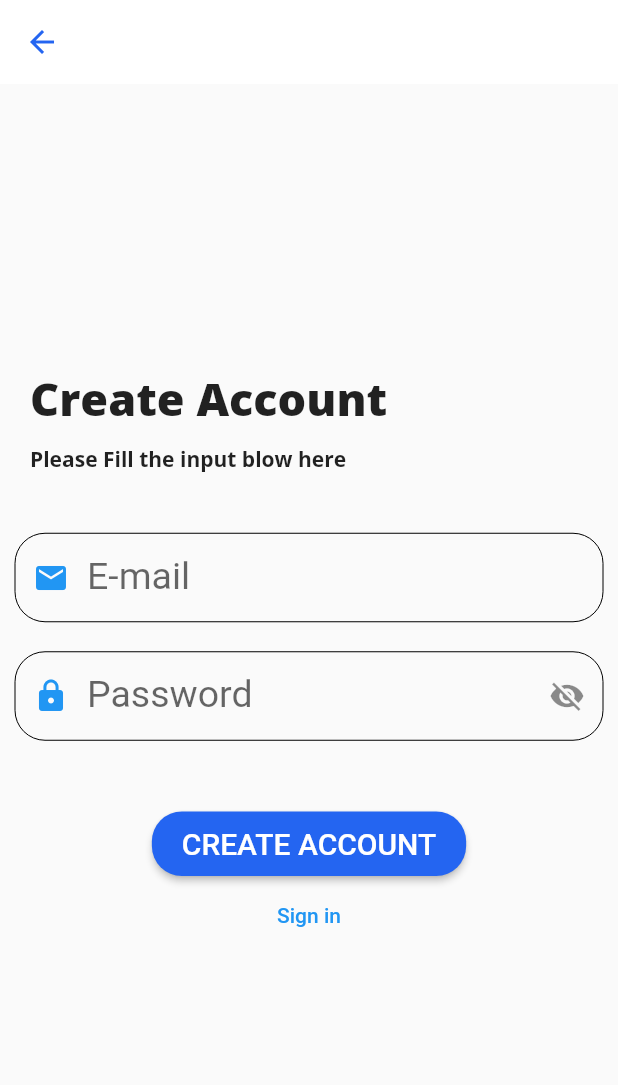
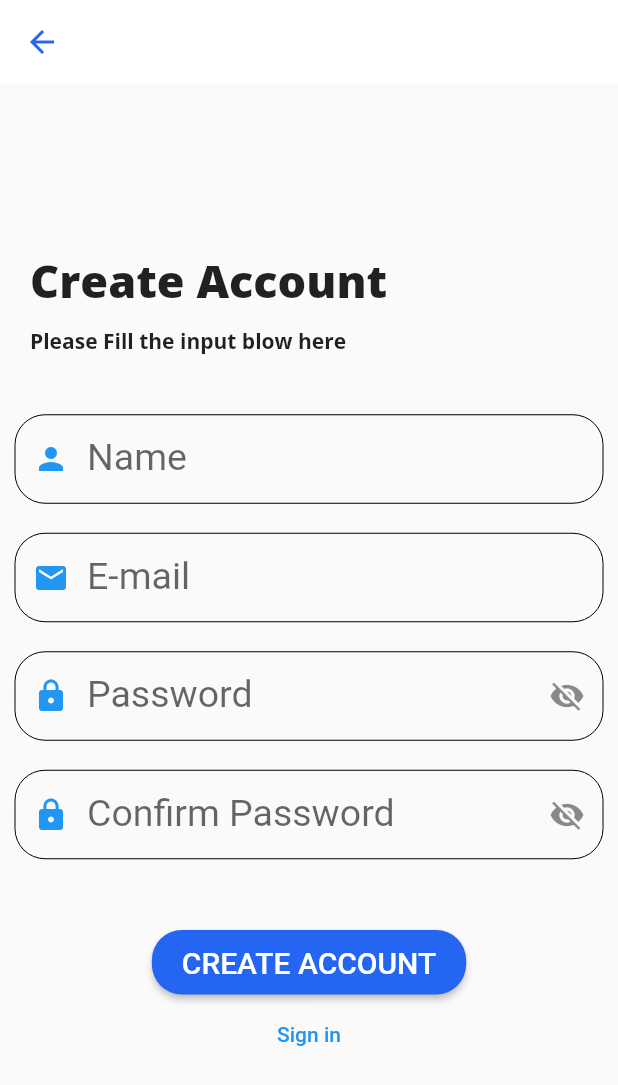
Before and after one commit to EngyAbosera/maxell, a Flutter app: the Create screen opened directly, after a tap on "CREATE ACCOUNT", on a phone screen of 412 x 824 dp. Shown: the top 1085 px of the screen. Run offline on Flutter 3.47's test engine with Material 2 defaults, Android fonts, the phone set to English and light mode, and no system bars; our stand-ins replace connectivity_plus, firebase_core, firebase_storage, flutter_staggered_animations, get, get_storage and 5 more; accounts and stored records are empty; network calls fail.

Commit message:
drawer && confirm pass && bottomBar

```diff
--- a/lib/Controllers/authentication.dart
+++ b/lib/Controllers/authentication.dart
@@ -3,11 +3,10 @@ import 'dart:convert';
 import 'package:get/get.dart';
 import 'package:get_storage/get_storage.dart';
 import 'package:http/http.dart' as http;
-import 'package:intl/intl.dart';
 
 class AuthController extends GetxController {
   final storage = GetStorage();
-  signUp(String email, String password) async {
+  signUp(String email, String password,String name) async {
     final url = Uri.parse(
         "https://identitytoolkit.googleapis.com/v1/accounts:signUp?key=AIzaSyBDL8aglzcek8BAsSnFWWk197v9WlvRvgM");
     try {
@@ -15,6 +14,7 @@ class AuthController extends GetxController {
         url,
         body: jsonEncode(
           {
+            'displayName': name,
             'email': email,
             'password': password,
             'returnSecureToken': true,
--- a/lib/Screens/CreateAccountScreen.dart
+++ b/lib/Screens/CreateAccountScreen.dart
@@ -6,8 +6,6 @@ import 'package:flutter_staggered_animations/flutter_staggered_animations.dart';
 import 'package:get/get.dart';
 import 'package:get_storage/get_storage.dart';
 import 'package:maxel/Controllers/authentication.dart';
-import 'package:maxel/Screens/LoginScreen.dart';
-import 'package:maxel/Screens/SplashPage.dart';
 import 'package:maxel/Widgets/input_field.dart';
 import 'package:maxel/Widgets/my_button.dart';
 import 'package:maxel/them.dart';
@@ -24,9 +22,13 @@ class Create extends StatefulWidget {
 }
 
 class AppState extends State<Create> {
+  var confirmpassvisible = true;
   var passvisible = true;
+  final TextEditingController _confirmPasswordController =
+      TextEditingController();
   final TextEditingController _passwordController = TextEditingController();
   final TextEditingController _emailController = TextEditingController();
+  final TextEditingController _nameController = TextEditingController();
   final AuthController _authController = Get.put(AuthController());
   final storage = GetStorage();
 
@@ -83,40 +85,23 @@ class AppState extends State<Create> {
                   ),
                 ),
               ),
-              // AnimationConfiguration.synchronized(
-              //   child: SlideAnimation(
-              //     duration: const Duration(milliseconds: 1500),
-              //     verticalOffset: 70,
-              //     child: FadeInAnimation(
-              //       child: MyInputTextField(
-              //         label: "Name",
-              //         hint: "Enter Your Name",
-              //         icon: const Icon(
-              //           Icons.person,
-              //           color: Colors.blue,
-              //         ),
-              //         controller: mycontroller,
-              //       ),
-              //     ),
-              //   ),
-              // ),
-              // AnimationConfiguration.synchronized(
-              //   child: SlideAnimation(
-              //     duration: const Duration(milliseconds: 2000),
-              //     verticalOffset: 70,
-              //     child: FadeInAnimation(
-              //       child: MyInputTextField(
-              //         label: "Phone",
-              //         hint: "Enter Your Number",
-              //         icon: const Icon(
-              //           Icons.phone,
-              //           color: Colors.blue,
-              //         ),
-              //         controller: mycontroller,
-              //       ),
-              //     ),
-              //   ),
-              // ),
+              AnimationConfiguration.synchronized(
+                child: SlideAnimation(
+                  duration: const Duration(milliseconds: 1500),
+                  verticalOffset: 70,
+                  child: FadeInAnimation(
+                    child: MyInputTextField(
+                      label: "Name",
+                      hint: "Enter Your Name",
+                      icon: const Icon(
+                        Icons.person,
+                        color: Colors.blue,
+                      ),
+                      controller: _nameController,
+                    ),
+                  ),
+                ),
+              ),
               AnimationConfiguration.synchronized(
                 child: SlideAnimation(
                   duration: const Duration(milliseconds: 2500),
@@ -164,6 +149,34 @@ class AppState extends State<Create> {
               ),
               AnimationConfiguration.synchronized(
                 child: SlideAnimation(
+                  duration: const Duration(milliseconds: 3000),
+                  verticalOffset: 70,
+                  child: FadeInAnimation(
+                    child: MyInputTextField(
+                      label: "Confirm Password",
+                      hint: "Confirm Password",
+                      icon: const Icon(
+                        Icons.lock,
+                        color: Colors.blue,
+                      ),
+                      secondIcon: IconButton(
+                        onPressed: () {
+                          setState(() {
+                            confirmpassvisible = !confirmpassvisible;
+                          });
+                        },
+                        icon: Icon(confirmpassvisible
+                            ? Icons.visibility_off
+                            : Icons.visibility),
+                      ),
+                      obscureText: confirmpassvisible,
+                      controller: _confirmPasswordController,
+                    ),
+                  ),
+                ),
+              ),
+              AnimationConfiguration.synchronized(
+                child: SlideAnimation(
                   duration: const Duration(milliseconds: 3500),
                   verticalOffset: 70,
                   child: FadeInAnimation(
@@ -176,30 +189,12 @@ class AppState extends State<Create> {
                       padding: const EdgeInsets.symmetric(
                           horizontal: 20, vertical: 10),
                       onPressed: () async {
-                        if (await Connectivity().checkConnectivity() ==
-                            ConnectivityResult.none) {
-                          await snakBarCheckInternet();
-                        }else{
-                            var user = await _authController.signUp(
-                                _emailController.text, _passwordController.text);
-                            var userData = jsonDecode(storage.read('signUp'));
-                            if (userData['code'] == 200) {
-                              Get.back();
-                              snakBarSuccess(
-                                  message:
-                                      'Account Created Successfly,Please Login!');
-                            } else if (userData['code'] == 400) {
-                              snakBarRequired(
-                                  message: jsonDecode(userData['data'])['error']
-                                      ['message']);
-                            }
-                        }
+                        await SignUpMethod();
                       },
                     ),
                   ),
                 ),
               ),
-
               AnimationConfiguration.synchronized(
                 child: SlideAnimation(
                   duration: const Duration(milliseconds: 3500),
@@ -218,4 +213,25 @@ class AppState extends State<Create> {
       ),
     );
   }
+
+  Future<void> SignUpMethod() async {
+    if (await Connectivity().checkConnectivity() == ConnectivityResult.none) {
+      await snakBarCheckInternet();
+    } else {
+      if (_passwordController.text != _confirmPasswordController.text) {
+        snakBarRequired(message: 'Password not the same');
+      } else {
+        var user = await _authController.signUp(_emailController.text,
+            _passwordController.text, _nameController.text);
+        var userData = jsonDecode(storage.read('signUp'));
+        if (userData['code'] == 200) {
+          Get.back();
+          snakBarSuccess(message: 'Account Created Successfly,Please Login!');
+        } else if (userData['code'] == 400) {
+          snakBarRequired(
+              message: jsonDecode(userData['data'])['error']['message']);
+        }
+      }
+    }
+  }
 }
--- a/lib/Screens/MusicScreen.dart
+++ b/lib/Screens/MusicScreen.dart
@@ -17,8 +17,8 @@ class _MusicScreenState extends State<MusicScreen> {
   }
   @override
   Widget build(BuildContext context) {
-    return Scaffold(
-      body: Center(child: const Text('MusicScreen')),
+    return const Scaffold(
+      body: Center(child: Text('MusicScreen')),
     );
   }
 }
--- a/lib/Screens/ReportScreen.dart
+++ b/lib/Screens/ReportScreen.dart
@@ -5,8 +5,8 @@ class ReportScreen extends StatelessWidget {
 
   @override
   Widget build(BuildContext context) {
-    return Scaffold(
-      body: Center(child: const Text('ReportScreen')),
+    return const Scaffold(
+      body: Center(child: Text('ReportScreen')),
     );
   }
 }
--- a/lib/Screens/TaskDetails.dart
+++ b/lib/Screens/TaskDetails.dart
@@ -2,6 +2,7 @@ import 'package:connectivity_plus/connectivity_plus.dart';
 import 'package:flutter/material.dart';
 import 'package:get/get.dart';
 import 'package:maxel/Controllers/task.dart';
+import 'package:maxel/Widgets/my_button.dart';
 import 'package:maxel/all_tasks.dart';
 import 'package:maxel/them.dart';
 
@@ -84,7 +85,7 @@ class _TaskDetailsState extends State<TaskDetails> {
           Container(
             alignment: Alignment.bottomCenter,
             margin: const EdgeInsets.only(bottom: 20),
-            child: RaisedButton(
+            child: MyButton(
               onPressed: () async {
                 if (await Connectivity().checkConnectivity() ==
                     ConnectivityResult.none) {
@@ -95,8 +96,7 @@ class _TaskDetailsState extends State<TaskDetails> {
                   snakBarSuccess(message: 'Task Applied Successfuly!');
                 }
               },
-              color: Theme.of(context).primaryColor,
-              child: const Text(
+              label: const Text(
                 'Apply Task',
                 style: TextStyle(color: Colors.white),
               ),
--- a/lib/Screens/update_name.dart
+++ b/lib/Screens/update_name.dart
@@ -6,7 +6,6 @@ import 'package:get/get.dart';
 import 'package:get_storage/get_storage.dart';
 import 'package:maxel/Controllers/authentication.dart';
 import 'package:maxel/Screens/HomeScreen.dart';
-import 'package:maxel/Screens/ProfileScreen.dart';
 import 'package:maxel/Widgets/input_field.dart';
 import 'package:maxel/Widgets/my_button.dart';
 import 'package:maxel/them.dart';
@@ -24,7 +23,15 @@ class _UpdateNameState extends State<UpdateName> {
   var user = jsonDecode(jsonDecode(GetStorage().read('userData'))['data']);
   var userData = jsonDecode(GetStorage().read('getUser'))['users'][0];
   final AuthController _authController = Get.put(AuthController());
-  var _name = TextEditingController();
+  final _name = TextEditingController();
+  @override
+  void initState() {
+    setState(() {
+      _name.value = TextEditingValue(text: userData['displayName'] ?? 'No Name');
+    });
+    super.initState();
+  }
+
   @override
   Widget build(BuildContext context) {
     return Scaffold(
@@ -42,8 +49,8 @@ class _UpdateNameState extends State<UpdateName> {
               height: 20,
             ),
             MyInputTextField(
-              label: userData['displayName'] ?? 'Name',
-              hint: userData['displayName'] ?? 'Name',
+              label: 'Name',
+              hint: 'name',
               icon: const Icon(Icons.edit_note_outlined),
               controller: _name,
             ),
--- a/pubspec.yaml
+++ b/pubspec.yaml
@@ -31,7 +31,6 @@ dependencies:
     sdk: flutter
   page_view_indicators: ^2.0.0
   shared_preferences: ^2.0.15
-  curved_navigation_bar: ^1.0.3
   flutter_launcher_icons: ^0.10.0
   get:
   flutter_staggered_animations: ^1.1.1
@@ -48,6 +47,7 @@ dependencies:
   firebase_storage:
   firebase_core: ^2.4.0
   connectivity_plus: ^2.3.9
+  persistent_bottom_nav_bar: ^5.0.2
 
 dev_dependencies:
   flutter_test:
```
Also changed, not shown: lib/Models/ListOfScreens.dart (added, +60 -0 lines), lib/Screens/HomeScreen.dart (+26 -56 lines), lib/Screens/ProfileScreen.dart (+5 -55 lines), lib/Screens/Pview.dart (+3 -4 lines), lib/Screens/update_email.dart (+11 -3 lines), lib/Widgets/AvatarImg.dart (added, +40 -0 lines), lib/Widgets/drawer.dart (added, +84 -0 lines), pubspec.lock.
